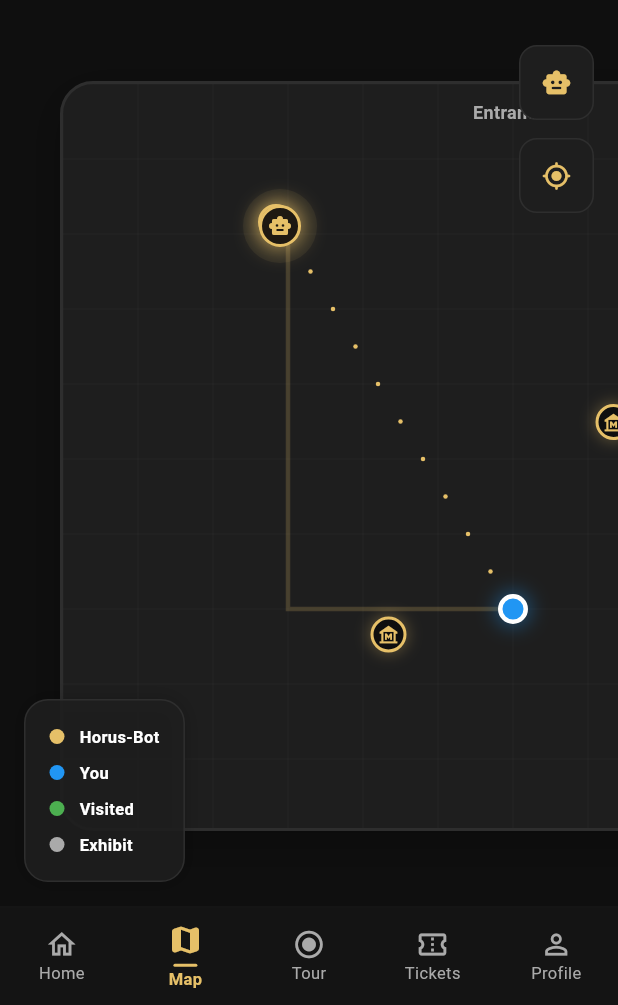
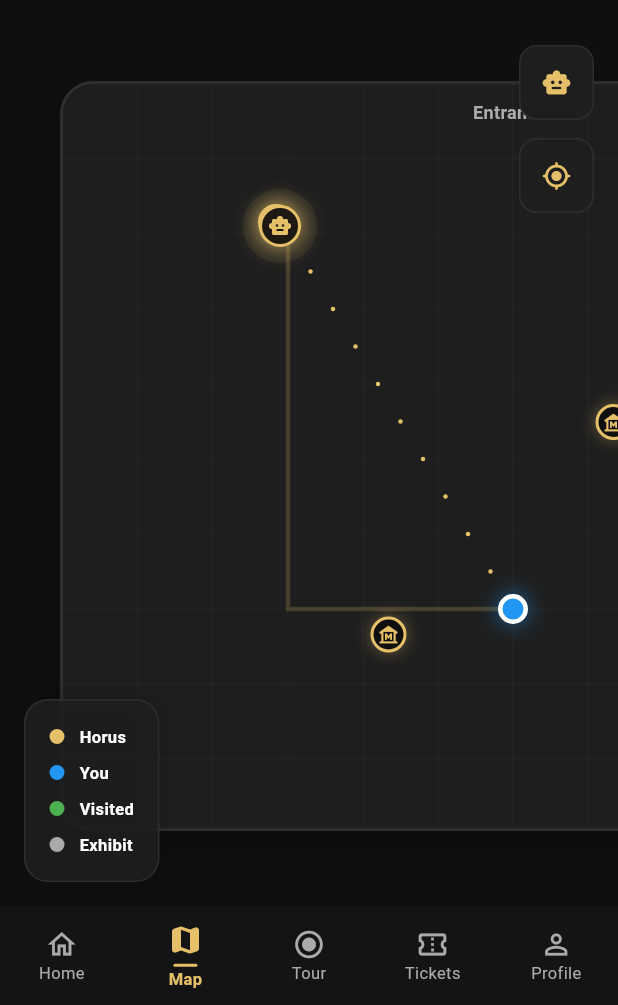
Before and after one commit to Farida-Waheed/museum_app, a Flutter app: the ArScreen screen opened by its route, item 2 of the bottom bar chosen, on a phone screen of 412 x 824 dp, the part 231-1236 px from its top. Run offline on Flutter 3.47's test engine with Material 3 defaults, Android fonts, the phone set to English and light mode, and no system bars; our stand-ins replace audioplayers, permission_handler, shared_preferences; missing offline and left inert: mobile_scanner; accounts and stored records are empty; project files that could hold a hidden picture were left out.

```diff
--- a/lib/l10n/app_ar.arb
+++ b/lib/l10n/app_ar.arb
@@ -109,6 +109,7 @@
   "home": "الرئيسية",
   "tour": "الجولة",
   "tickets": "التذاكر",
+  "museumNews": "أخبار المتحف",
   "seeAll": "عرض الكل",
   "dataAnonymous": "البيانات مجهولة الهوية",
   "analyticsNote": "خرائط الحركة تستخدم فقط للتحليل",
--- a/lib/l10n/app_en.arb
+++ b/lib/l10n/app_en.arb
@@ -1,10 +1,10 @@
 {
   "@@locale": "en",
-  "appTitle": "Horus-Bot",
+  "appTitle": "Horus",
   "@appTitle": {
     "description": "The title of the application"
   },
-  "exploreEgypt": "Explore Egypt With Horus-Bot",
+  "exploreEgypt": "Explore Egypt With Horus",
   "nextStop": "Next stop: {location} in {time} min",
   "exhibits": "Exhibits",
   "visited": "Visited",
@@ -12,7 +12,7 @@
   "todaysHighlights": "Today's Highlights",
   "mapPreview": "Map Preview",
   "fullView": "Full View",
-  "horusBot": "Horus-Bot",
+  "horusBot": "Horus",
   "you": "You",
   "exhibit": "Exhibit",
   "guestUser": "Guest User",
@@ -112,6 +112,7 @@
   "home": "Home",
   "tour": "Tour",
   "tickets": "Tickets",
+  "museumNews": "Museum News",
   "seeAll": "See All",
   "dataAnonymous": "Data is anonymous",
   "analyticsNote": "Movement heatmaps are only used for analytics",
@@ -121,9 +122,9 @@
   "dataReassurance": "Your data is anonymous and used only for navigation.",
   "introTitle": "The Egyptian Museums",
   "introSubtitle": "Explore Egyptian museums with Horus-Bot.",
-  "onboarding1Title": "Welcome to Horus-Bot",
+  "onboarding1Title": "Welcome to Horus",
   "onboarding1Desc": "Your smart guide to the museum. Navigate exhibits, follow the robot, and discover hidden stories.",
-  "onboarding2Title": "Meet Horus-Bot",
+  "onboarding2Title": "Meet Horus",
   "onboarding2Desc": "Your intelligent museum guide. Ask questions, listen to explanations, and explore during your visit.",
   "onboarding3Title": "Guided Tour Mode",
   "onboarding3Desc": "Automatic guidance through exhibits. Stay connected with Horus-Bot throughout your journey.",
@@ -132,7 +133,7 @@
   "next": "Next",
   "startExploring": "Start Exploring",
   "recommendedForYou": "Discover Artifacts",
-  "talkToHorusBot": "Talk to Horus-Bot",
+  "talkToHorusBot": "Talk to Horus",
   "didYouKnow": "Did You Know?",
   "didYouKnowFact": "Tutankhamun's mask contains 10kg of gold.",
   "onlineStatus": "● Online",
--- a/lib/l10n/app_localizations.dart
+++ b/lib/l10n/app_localizations.dart
@@ -101,13 +101,13 @@ abstract class AppLocalizations {
   /// The title of the application
   ///
   /// In en, this message translates to:
-  /// **'Horus-Bot'**
+  /// **'Horus'**
   String get appTitle;
 
   /// No description provided for @exploreEgypt.
   ///
   /// In en, this message translates to:
-  /// **'Explore Egypt With Horus-Bot'**
+  /// **'Explore Egypt With Horus'**
   String get exploreEgypt;
 
   /// No description provided for @nextStop.
@@ -155,7 +155,7 @@ abstract class AppLocalizations {
   /// No description provided for @horusBot.
   ///
   /// In en, this message translates to:
-  /// **'Horus-Bot'**
+  /// **'Horus'**
   String get horusBot;
 
   /// No description provided for @you.
@@ -752,6 +752,12 @@ abstract class AppLocalizations {
   /// **'Tickets'**
   String get tickets;
 
+  /// No description provided for @museumNews.
+  ///
+  /// In en, this message translates to:
+  /// **'Museum News'**
+  String get museumNews;
+
   /// No description provided for @seeAll.
   ///
   /// In en, this message translates to:
@@ -809,7 +815,7 @@ abstract class AppLocalizations {
   /// No description provided for @onboarding1Title.
   ///
   /// In en, this message translates to:
-  /// **'Welcome to Horus-Bot'**
+  /// **'Welcome to Horus'**
   String get onboarding1Title;
 
   /// No description provided for @onboarding1Desc.
@@ -821,7 +827,7 @@ abstract class AppLocalizations {
   /// No description provided for @onboarding2Title.
   ///
   /// In en, this message translates to:
-  /// **'Meet Horus-Bot'**
+  /// **'Meet Horus'**
   String get onboarding2Title;
 
   /// No description provided for @onboarding2Desc.
@@ -875,7 +881,7 @@ abstract class AppLocalizations {
   /// No description provided for @talkToHorusBot.
   ///
   /// In en, this message translates to:
-  /// **'Talk to Horus-Bot'**
+  /// **'Talk to Horus'**
   String get talkToHorusBot;
 
   /// No description provided for @didYouKnow.
@@ -1255,6 +1261,66 @@ abstract class AppLocalizations {
   /// In en, this message translates to:
   /// **'Faculty of Computers and Artificial Intelligence'**
   String get program;
+
+  /// No description provided for @tourStartingTitle.
+  ///
+  /// In en, this message translates to:
+  /// **'Tour Starting'**
+  String get tourStartingTitle;
+
+  /// No description provided for @tourStartingMsg.
+  ///
+  /// In en, this message translates to:
+  /// **'Your guided tour is starting. Follow Horus-Bot.'**
+  String get tourStartingMsg;
+
+  /// No description provided for @nextExhibitTitle.
+  ///
+  /// In en, this message translates to:
+  /// **'Next Exhibit Ahead'**
+  String get nextExhibitTitle;
+
+  /// No description provided for @nextExhibitMsg.
+  ///
+  /// In en, this message translates to:
+  /// **'{location} is approaching.'**
+  String nextExhibitMsg(Object location);
+
+  /// No description provided for @quizAvailableTitle.
+  ///
+  /// In en, this message translates to:
+  /// **'Quiz Available'**
+  String get quizAvailableTitle;
+
+  /// No description provided for @quizAvailableMsg.
+  ///
+  /// In en, this message translates to:
+  /// **'Test what you learned about {location}.'**
+  String quizAvailableMsg(Object location);
+
+  /// No description provided for @takeQuiz.
+  ///
+  /// In en, this message translates to:
+  /// **'Take Quiz'**
+  String get takeQuiz;
+
+  /// No description provided for @smartTipTitle.
+  ///
+  /// In en, this message translates to:
+  /// **'Tip from Horus-Bot'**
+  String get smartTipTitle;
+
+  /// No description provided for @robotNearbyTitle.
+  ///
+  /// In en, this message translates to:
+  /// **'Horus-Bot is nearby'**
+  String get robotNearbyTitle;
+
+  /// No description provided for @robotNearbyMsg.
+  ///
+  /// In en, this message translates to:
+  /// **'Follow the robot to continue your tour.'**
+  String get robotNearbyMsg;
 }
 
 class _AppLocalizationsDelegate
--- a/lib/widgets/app_menu_shell.dart
+++ b/lib/widgets/app_menu_shell.dart
@@ -108,10 +108,11 @@ class _SideMenu extends StatelessWidget {
                   child: ListView(
                     padding: const EdgeInsets.symmetric(vertical: 16),
                     children: [
+                      _SectionHeader(label: l10n.visit),
                       _MenuItem(
-                        icon: Icons.language_outlined,
-                        label: l10n.appLanguage,
-                        onTap: () => onReplace(AppRoutes.language),
+                        icon: Icons.auto_awesome_mosaic_outlined,
+                        label: l10n.exhibits,
+                        onTap: () => onReplace(AppRoutes.exhibits),
                       ),
                       _MenuItem(
                         icon: Icons.route_outlined,
@@ -123,20 +124,13 @@ class _SideMenu extends StatelessWidget {
                         label: l10n.events,
                         onTap: () => onReplace(AppRoutes.events),
                       ),
+
+                      const SizedBox(height: 16),
+                      _SectionHeader(label: l10n.accountPreferences),
                       _MenuItem(
-                        icon: Icons.emoji_events_outlined,
-                        label: l10n.achievements,
-                        onTap: () => onReplace(AppRoutes.achievements),
-                      ),
-                      _MenuItem(
-                        icon: Icons.auto_awesome_mosaic_outlined,
-                        label: l10n.exhibits,
-                        onTap: () => onReplace(AppRoutes.exhibits),
-                      ),
-                      _MenuItem(
-                        icon: Icons.quiz_outlined,
-                        label: l10n.quiz,
-                        onTap: () => onReplace(AppRoutes.quiz),
+                        icon: Icons.language_outlined,
+                        label: l10n.appLanguage,
+                        onTap: () => onReplace(AppRoutes.language),
                       ),
                       _MenuItem(
                         icon: Icons.accessibility_new_outlined,
@@ -149,6 +143,19 @@ class _SideMenu extends StatelessWidget {
                         selected: currentRoute == AppRoutes.settings,
                         onTap: () => onReplace(AppRoutes.settings),
                       ),
+
+                      const SizedBox(height: 16),
+                      _SectionHeader(label: l10n.extras),
+                      _MenuItem(
+                        icon: Icons.emoji_events_outlined,
+                        label: l10n.achievements,
+                        onTap: () => onReplace(AppRoutes.achievements),
+                      ),
+                      _MenuItem(
+                        icon: Icons.quiz_outlined,
+                        label: l10n.quiz,
+                        onTap: () => onReplace(AppRoutes.quiz),
+                      ),
                       _MenuItem(
                         icon: Icons.help_outline_rounded,
                         label: isArabic ? "مساعدة" : "Help",
@@ -160,6 +167,28 @@ class _SideMenu extends StatelessWidget {
               ],
             ),
           ),
+        ),
+      ),
+    );
+  }
+}
+
+class _SectionHeader extends StatelessWidget {
+  final String label;
+  const _SectionHeader({required this.label});
+
+  @override
+  Widget build(BuildContext context) {
+    final isDark = Theme.of(context).brightness == Brightness.dark;
+    return Padding(
+      padding: const EdgeInsets.fromLTRB(28, 8, 24, 8),
+      child: Text(
+        label.toUpperCase(),
+        style: TextStyle(
+          fontSize: 11,
+          fontWeight: FontWeight.w900,
+          letterSpacing: 1.5,
+          color: isDark ? AppColors.primaryGold.withOpacity(0.7) : AppColors.primaryGold,
         ),
       ),
     );
```
Also changed, not shown: lib/l10n/app_localizations_ar.dart (+37 -0 lines), lib/l10n/app_localizations_en.dart (+44 -6 lines), lib/screens/home/home_screen.dart (+89 -12 lines).
